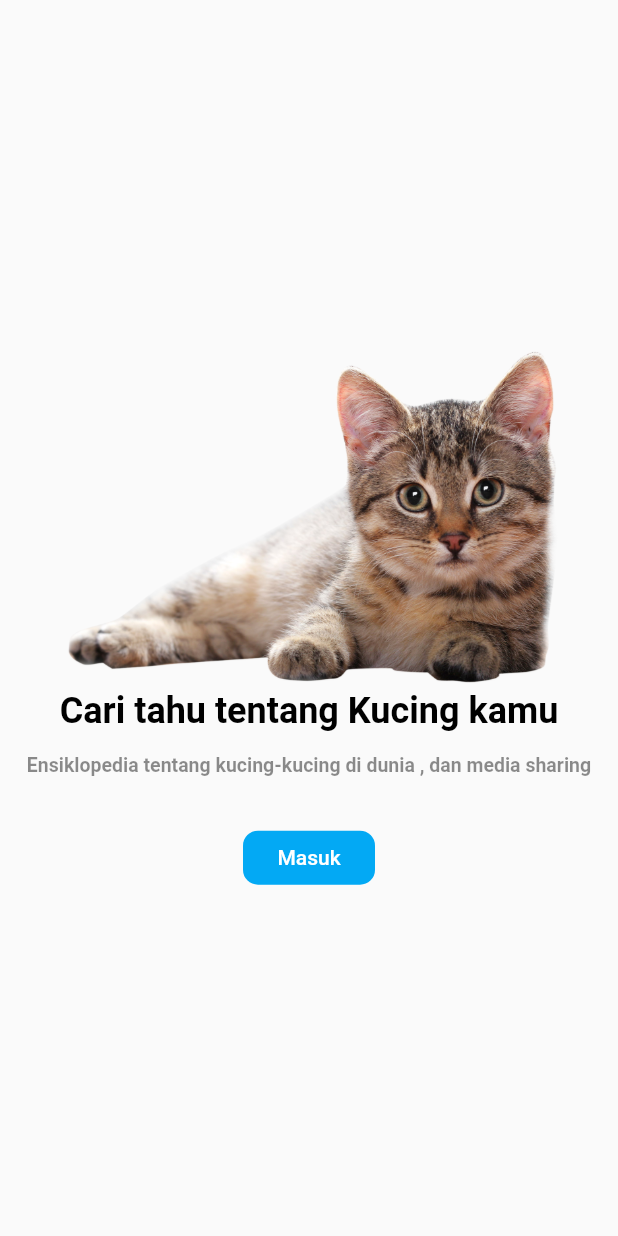
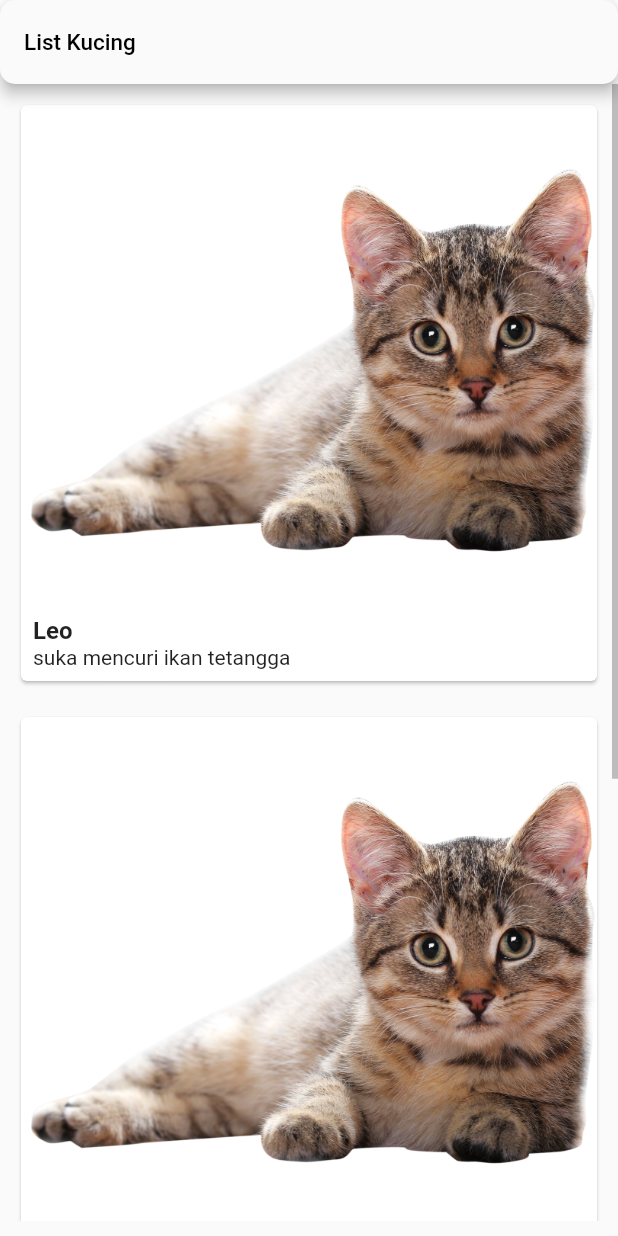
Before and after one commit to ogirians/kucingpedia, a Flutter app: the screen it shows after launch, after a tap on "Masuk", on a phone screen of 412 x 824 dp. Run offline on Flutter 3.47's test engine with Material 2 defaults, Android fonts, the light colour scheme and no system bars.

Commit message:
main halaman

```diff
--- a/lib/home_page.dart
+++ b/lib/home_page.dart
@@ -1,4 +1,7 @@
 import 'package:flutter/material.dart';
+import 'package:kucingpedia/list_page.dart';
+
+
 // import 'package:kucingpedia/detail_page.dart';
 final ButtonStyle flatButtonStyle = TextButton.styleFrom(
   primary: Colors.white,
@@ -70,7 +73,7 @@ class MyHomePage extends StatelessWidget {
                               style : TextStyle(
                                 color: Colors.black45,
                                 fontWeight: FontWeight.bold,
-                                fontSize: 13,
+                                fontSize: 13  ,
 
                               )
                             )
@@ -86,7 +89,11 @@ class MyHomePage extends StatelessWidget {
                           children: <Widget>[
                             TextButton(
                               style: flatButtonStyle,
-                              onPressed: () { },
+                              onPressed: () {
+                                Navigator.push(context, MaterialPageRoute(builder: (context) {
+                                  return ListScreen();
+                                }));
+                              },
                               child: Text('Masuk'),
                             )
 
--- /dev/null
+++ b/lib/list_page.dart
@@ -0,0 +1,102 @@
+import 'package:flutter/material.dart';
+import 'package:kucingpedia/model/kucings.dart';
+
+
+
+class ListScreen extends StatelessWidget {
+  const ListScreen({Key? key}) : super(key: key);
+
+  @override
+  Widget build(BuildContext context) {
+    return LayoutBuilder(
+      builder: (BuildContext context, BoxConstraints constraints) {
+        return Scaffold(
+          appBar: AppBar(
+            title: const Text(
+              'List Kucing',
+              style : TextStyle(fontSize: 15),
+            ),
+            backgroundColor: Colors.grey[50],
+            foregroundColor: Colors.black,
+            automaticallyImplyLeading: false,
+            shape: const RoundedRectangleBorder(
+              borderRadius: BorderRadius.all(Radius.circular(10.0)),
+            ),
+          ),
+          body: LayoutBuilder(
+            builder: (BuildContext context, BoxConstraints constraints) {
+              if (constraints.maxWidth <= 600) {
+                return const KucingGrid(gridCount: 1);
+              } else if (constraints.maxWidth <= 1200) {
+                return const KucingGrid(gridCount: 4);
+              } else {
+                return const KucingGrid(gridCount: 6);
+              }
+            },
+          ),
+        );
+      },
+    );
+  }
+}
+
+class KucingGrid extends StatelessWidget {
+  final int gridCount;
+
+  const KucingGrid({Key? key, required this.gridCount}) : super(key: key);
+
+  @override
+  Widget build(BuildContext context) {
+    return Scrollbar(
+       isAlwaysShown: true,
+      child: Padding(
+        padding: const EdgeInsets.all(10.0),
+        child: GridView.count(
+          crossAxisCount: gridCount,
+          crossAxisSpacing: 16,
+          mainAxisSpacing: 16,
+          children: kucingList.map((kucing) {
+            return InkWell(
+              // onTap: () {
+              //   Navigator.push(context, MaterialPageRoute(builder: (context) {
+              //     return ;
+              //   }));
+              // },
+              child : Card(
+                child: Column(
+                  crossAxisAlignment: CrossAxisAlignment.stretch,
+                  children: [
+                    Expanded(
+                      child: Image.asset(
+                        kucing.imageAsset,
+                        fit: BoxFit.scaleDown,
+                      ),
+                    ),
+                    const SizedBox(height: 2),
+                    Padding(
+                      padding: const EdgeInsets.only(left: 8.0),
+                      child: Text(
+                        kucing.nama,
+                        style: const TextStyle(
+                          fontSize: 16.0,
+                          fontWeight: FontWeight.bold,
+                        ),
+                      ),
+                    ),
+                    Padding(
+                      padding: const EdgeInsets.only(left: 8.0, bottom: 8.0),
+                      child: Text(
+                        kucing.deskripsi,
+                      ),
+                    ),
+
+                  ],
+                )
+              )
+            );
+          }).toList(),
+        )
+      )
+    );
+  }
+}
--- /dev/null
+++ b/lib/model/kucings.dart
@@ -0,0 +1,63 @@
+class Kucings {
+  String nama;
+  String jenis;
+  String asal;
+  String ciri;
+  String deskripsi;
+  String imageAsset;
+  List<String> imageUrls;
+
+  Kucings({
+    required this.nama,
+    required this.jenis,
+    required this.asal,
+    required this.ciri,
+    required this.deskripsi,
+    required this.imageAsset,
+    required this.imageUrls,
+  });
+}
+
+var kucingList = [
+  Kucings(
+    nama: 'Leo',
+    jenis: 'kampunng',
+    asal: 'rumah terdekat.',
+    ciri: 'oren, hitam, putih dll.',
+    deskripsi: 'suka mencuri ikan tetangga',
+    imageAsset: 'assets/images/KucingFront.png',
+    imageUrls: [
+      'https://media-cdn.tripadvisor.com/media/photo-s/0d/7c/59/70/farmhouse-lembang.jpg',
+      'https://media-cdn.tripadvisor.com/media/photo-w/13/f0/22/f6/photo3jpg.jpg',
+      'https://media-cdn.tripadvisor.com/media/photo-m/1280/16/a9/33/43/liburan-di-farmhouse.jpg'
+    ],
+  ),
+
+  Kucings(
+    nama: 'danang',
+    jenis: 'bule',
+    asal: 'rumah holang kayah.',
+    ciri: 'oren, hitam, putih dll.',
+    deskripsi: 'suka ngerepotin babu',
+    imageAsset: 'assets/images/KucingFront.png',
+    imageUrls: [
+      'https://media-cdn.tripadvisor.com/media/photo-s/0d/7c/59/70/farmhouse-lembang.jpg',
+      'https://media-cdn.tripadvisor.com/media/photo-w/13/f0/22/f6/photo3jpg.jpg',
+      'https://media-cdn.tripadvisor.com/media/photo-m/1280/16/a9/33/43/liburan-di-farmhouse.jpg'
+    ],
+  ),
+
+  Kucings(
+    nama: 'jeksen',
+    jenis: 'blaster',
+    asal: 'biasanya di rumah saudara ada minim satu',
+    ciri: 'oren, hitam, putih dll.',
+    deskripsi: 'labil, kadang lucu.. kadang amit2',
+    imageAsset: 'assets/images/KucingFront.png',
+    imageUrls: [
+      'https://media-cdn.tripadvisor.com/media/photo-s/0d/7c/59/70/farmhouse-lembang.jpg',
+      'https://media-cdn.tripadvisor.com/media/photo-w/13/f0/22/f6/photo3jpg.jpg',
+      'https://media-cdn.tripadvisor.com/media/photo-m/1280/16/a9/33/43/liburan-di-farmhouse.jpg'
+    ],
+  ),
+];
```
